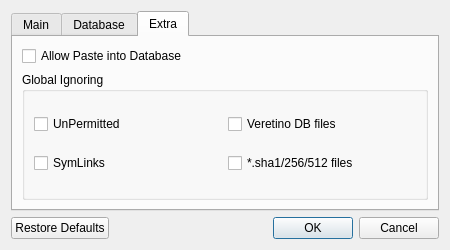
This is src/dialogsettings.ui in artemvlas/veretino as Qt 5 draws it before an edit. The edited form follows.
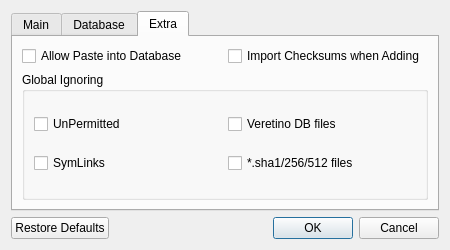
This is the edited form. The open tabs and pages were chosen to show the change.

Commit message: Adds import-when-adding settings

What changed in the file:
```diff
--- a/src/dialogsettings.ui
+++ b/src/dialogsettings.ui
@@ -293,6 +293,17 @@
            </property>
           </widget>
          </item>
+         <item>
+          <widget class="QCheckBox" name="cbImportWhenAdding">
+           <property name="toolTip">
+            <string>If a matching digest file (*.shaX) is found when adding a new item to the DB,
+try to import the checksum from it instead of calculate a new one.</string>
+           </property>
+           <property name="text">
+            <string>Import Checksums when Adding</string>
+           </property>
+          </widget>
+         </item>
         </layout>
        </item>
       </layout>
```
Left out of the diff: 20 changed lines with no effect on the pictures. The commit also changes 5 other files.
